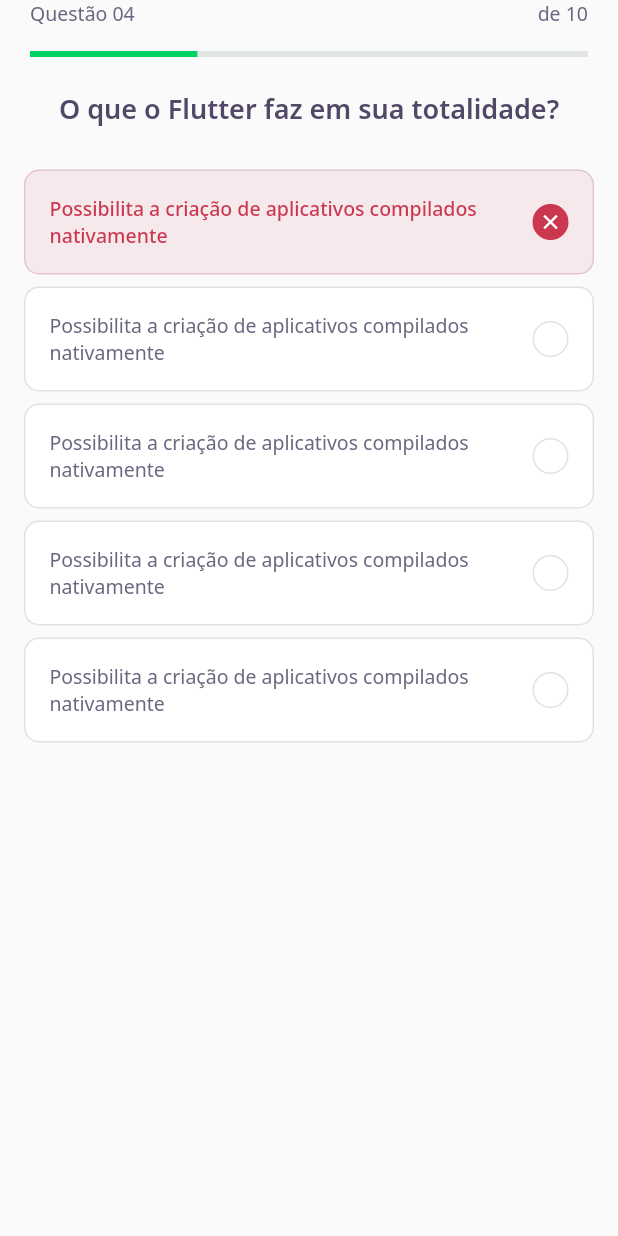
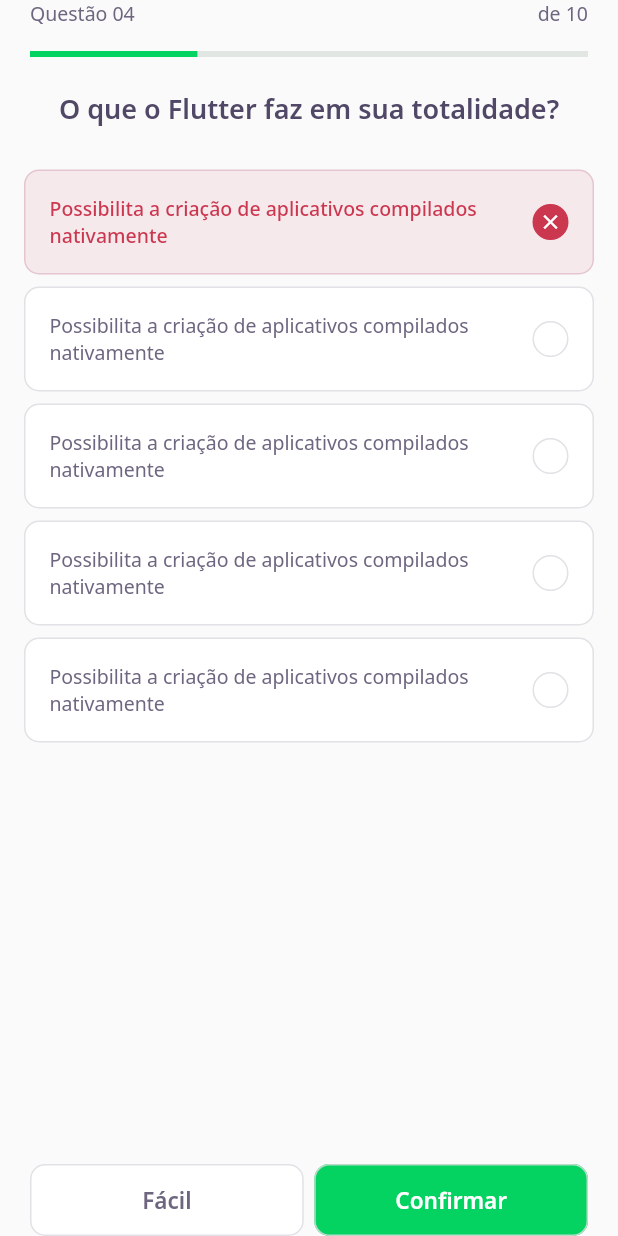
Before and after one commit to Gabrielzyr/Flutter-app, a Flutter app: the ChallengePage screen opened directly, on a phone screen of 412 x 824 dp. Run offline on Flutter 3.47's test engine with Material 2 defaults, Android fonts, the phone set to English and light mode, and no system bars; our stand-ins replace google_fonts; accounts and stored records are empty.

Commit message:
Added next button

```diff
--- a/assets/database/quizzes.json
+++ b/assets/database/quizzes.json
@@ -15,7 +15,7 @@
             "title": "Amando Flutter"
           },
           {
-            "title": "Muito toi"
+            "title": "Muito top"
           },
           {
             "title": "Show de bola",
@@ -33,7 +33,7 @@
             "title": "Amando Flutter"
           },
           {
-            "title": "Muito toi"
+            "title": "Muito top"
           },
           {
             "title": "Show de bola",
--- a/lib/challenge/challenge_page.dart
+++ b/lib/challenge/challenge_page.dart
@@ -1,4 +1,5 @@
 import 'package:flutter/material.dart';
+import 'package:nlw5_flutter/challenge/widgets/next_button/next_button_widget.dart';
 import 'package:nlw5_flutter/challenge/widgets/question_indicator/question_indicator_widget.dart';
 import 'package:nlw5_flutter/challenge/widgets/quiz/quiz_widget.dart';
 
@@ -15,12 +16,35 @@ class _ChallengePageState extends State<ChallengePage> {
     return Scaffold(
       appBar: PreferredSize(
         preferredSize: Size.fromHeight(60),
-        child: SafeArea(
-          top: true,
-          child: QuestionIndicatorWidget()
+        child: SafeArea(top: true, child: QuestionIndicatorWidget()),
+      ),
+      body: QuizWidget(
+        title: "O que o Flutter faz em sua totalidade?",
+      ),
+      bottomNavigationBar: SafeArea(
+        bottom: true,
+        child: Padding(
+          padding: const EdgeInsets.symmetric(horizontal: 20),
+          child: Row(
+            mainAxisAlignment: MainAxisAlignment.spaceAround,
+            children: [
+              Expanded(
+                  child: NextButtonWidget.white(
+                label: "Fácil",
+                onTap: () {},
+              )),
+              SizedBox(
+                width: 7,
+              ),
+              Expanded(
+                  child: NextButtonWidget.green(
+                label: "Confirmar",
+                onTap: () {},
+              )),
+            ],
+          ),
         ),
       ),
-      body: QuizWidget(title: "O que o Flutter faz em sua totalidade?",),
     );
   }
 }
--- /dev/null
+++ b/lib/challenge/widgets/next_button/next_button_widget.dart
@@ -0,0 +1,59 @@
+import 'package:flutter/material.dart';
+import 'package:google_fonts/google_fonts.dart';
+import 'package:nlw5_flutter/core/core.dart';
+
+class NextButtonWidget extends StatelessWidget {
+  final String label;
+  final Color backgroundColor;
+  final Color fontColor;
+  final Color borderColor;
+  final VoidCallback onTap;
+  NextButtonWidget({
+    required this.label,
+    required this.backgroundColor,
+    required this.fontColor,
+    required this.borderColor,
+    required this.onTap,
+  });
+
+  NextButtonWidget.green({
+    required String label,
+    required VoidCallback onTap,
+  })   : this.backgroundColor = AppColors.darkGreen,
+        this.fontColor = AppColors.white,
+        this.borderColor = AppColors.green,
+        this.onTap = onTap,
+        this.label = label;
+
+  NextButtonWidget.white({
+    required String label,
+    required VoidCallback onTap,
+  })   : this.backgroundColor = AppColors.white,
+        this.fontColor = AppColors.grey,
+        this.borderColor = AppColors.border,
+        this.onTap = onTap,
+        this.label = label;
+
+  @override
+  Widget build(BuildContext context) {
+    return Container(
+      height: 48,
+      child: TextButton(
+        style: ButtonStyle(
+          backgroundColor: MaterialStateProperty.all(backgroundColor),
+          shape: MaterialStateProperty.all(
+              RoundedRectangleBorder(borderRadius: BorderRadius.circular(10))),
+          side: MaterialStateProperty.all(BorderSide(
+            color: borderColor,
+          )),
+        ),
+        onPressed: onTap,
+        child: Text(
+          label,
+          style: GoogleFonts.notoSans(
+              fontWeight: FontWeight.w600, fontSize: 15, color: fontColor),
+        ),
+      ),
+    );
+  }
+}
--- a/lib/core/app_widget.dart
+++ b/lib/core/app_widget.dart
@@ -9,7 +9,7 @@ class AppWidget extends StatelessWidget {
   Widget build(BuildContext context) {
     return MaterialApp(
       title: "DevQuiz",
-      home: HomePage(),
+      home: ChallengePage(),
     );
   }
 }
```
